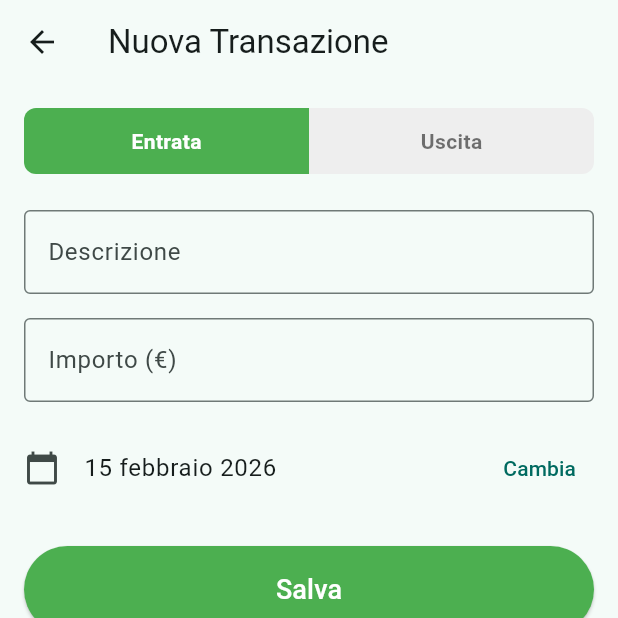
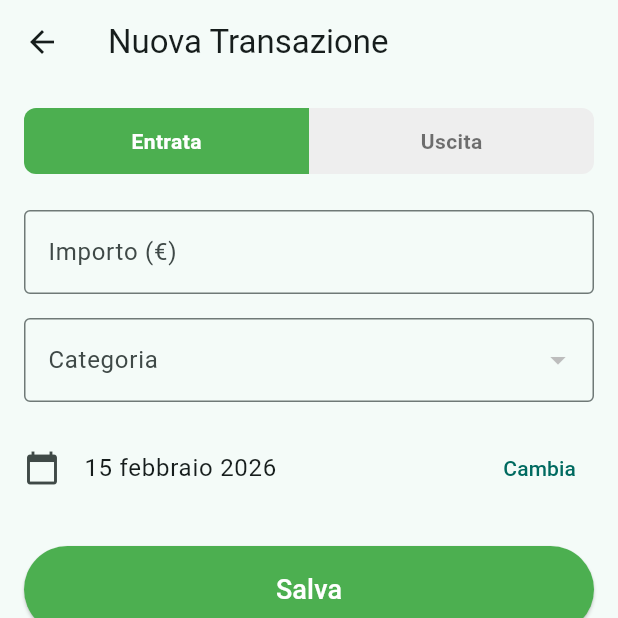
Before and after one commit to NormalCrazy000/budget_fuck, a Flutter app: the screen it shows after launch, after a tap on the "add" icon, on a phone screen of 412 x 824 dp, the top half of it. Run offline on Flutter 3.47's test engine with Material 3 defaults, Android fonts, the phone set to English and light mode, and no system bars; our stand-ins replace hive, hive_flutter; accounts and stored records are empty.

Commit message:
feat: Implement category management with a dedicated screen and integrate categories into transaction and template models.

```diff
--- a/lib/main.dart
+++ b/lib/main.dart
@@ -2,15 +2,18 @@ import 'package:flutter/material.dart';
 import 'package:hive_flutter/hive_flutter.dart';
 import 'package:intl/date_symbol_data_local.dart';
 import 'package:provider/provider.dart';
+import 'models/category.dart';
 import 'models/transaction.dart';
 import 'models/transaction_template.dart';
+import 'providers/category_provider.dart';
 import 'providers/template_provider.dart';
 import 'providers/transaction_provider.dart';
 import 'screens/home_screen.dart';
 
 /// Entry point dell'applicazione.
 /// Inizializza Hive (database locale), registra i TypeAdapter per i modelli
-/// Transaction e TransactionTemplate, carica la localizzazione italiana e avvia l'app.
+/// Transaction, TransactionTemplate e Category, carica la localizzazione
+/// italiana e avvia l'app.
 void main() async {
   WidgetsFlutterBinding.ensureInitialized();
 
@@ -24,10 +27,14 @@ void main() async {
   if (!Hive.isAdapterRegistered(1)) {
     Hive.registerAdapter(TransactionTemplateAdapter());
   }
+  if (!Hive.isAdapterRegistered(2)) {
+    Hive.registerAdapter(CategoryAdapter());
+  }
 
   // Apre i box (li crea se non esistono)
   await Hive.openBox<Transaction>('transactions');
   await Hive.openBox<TransactionTemplate>('templates');
+  await Hive.openBox<Category>('categories');
 
   // Inizializza i dati di formattazione per la lingua italiana (date, mesi)
   await initializeDateFormatting('it');
@@ -37,8 +44,8 @@ void main() async {
 
 /// Widget radice dell'applicazione.
 /// Configura il [MultiProvider] per lo state management globale
-/// (TransactionProvider + TemplateProvider) e definisce il tema
-/// Material 3 con colore primario teal.
+/// (TransactionProvider + TemplateProvider + CategoryProvider) e definisce
+/// il tema Material 3 con colore primario teal.
 class BudgetApp extends StatelessWidget {
   const BudgetApp({super.key});
 
@@ -48,6 +55,7 @@ class BudgetApp extends StatelessWidget {
       providers: [
         ChangeNotifierProvider(create: (_) => TransactionProvider()),
         ChangeNotifierProvider(create: (_) => TemplateProvider()),
+        ChangeNotifierProvider(create: (_) => CategoryProvider()),
       ],
       child: MaterialApp(
         title: 'Budget Tracker',
--- /dev/null
+++ b/lib/models/category.dart
@@ -0,0 +1,30 @@
+import 'package:hive/hive.dart';
+
+part 'category.g.dart';
+
+/// Modello che rappresenta una categoria di transazione.
+///
+/// Le categorie sono condivise tra entrate e uscite e vengono
+/// selezionate dall'utente al momento della creazione di una transazione
+/// o di un template.
+///
+/// Estende [HiveObject] per il supporto alla persistenza locale.
+/// Il [TypeAdapter] viene generato automaticamente da `hive_generator`
+/// tramite il file `category.g.dart`.
+///
+/// Campi:
+/// - [id]: identificativo univoco (timestamp in millisecondi)
+/// - [name]: nome della categoria (es. "Alimentari", "Trasporti")
+@HiveType(typeId: 2)
+class Category extends HiveObject {
+  @HiveField(0)
+  final String id;
+
+  @HiveField(1)
+  final String name;
+
+  Category({
+    required this.id,
+    required this.name,
+  });
+}
--- a/lib/models/transaction.dart
+++ b/lib/models/transaction.dart
@@ -10,18 +10,17 @@ part 'transaction.g.dart';
 ///
 /// Campi:
 /// - [id]: identificativo univoco (timestamp in millisecondi)
-/// - [title]: descrizione della transazione (es. "Stipendio", "Affitto")
 /// - [amount]: importo in euro (sempre positivo, il segno è dato da [isIncome])
 /// - [isIncome]: true = entrata, false = uscita
 /// - [date]: data della transazione, usata per il filtro mensile
-/// - [category]: categoria opzionale per raggruppamenti futuri
+/// - [category]: categoria della transazione (obbligatoria, scelta da [CategoryProvider])
+///
+/// Nota: il campo [HiveField(1)] (ex title) non è più utilizzato ma viene
+/// mantenuto nell'adapter per retrocompatibilità con dati esistenti su Hive.
 @HiveType(typeId: 0)
 class Transaction extends HiveObject {
   @HiveField(0)
   final String id;
-
-  @HiveField(1)
-  final String title;
 
   @HiveField(2)
   final double amount;
@@ -33,14 +32,13 @@ class Transaction extends HiveObject {
   final DateTime date;
 
   @HiveField(5)
-  final String? category;
+  final String category;
 
   Transaction({
     required this.id,
-    required this.title,
     required this.amount,
     required this.isIncome,
     required this.date,
-    this.category,
+    required this.category,
   });
 }
--- a/lib/models/transaction_template.dart
+++ b/lib/models/transaction_template.dart
@@ -14,17 +14,16 @@ part 'transaction_template.g.dart';
 ///
 /// Campi:
 /// - [id]: identificativo univoco (timestamp in millisecondi)
-/// - [title]: descrizione del template (es. "Stipendio", "Affitto")
 /// - [amount]: importo in euro (sempre positivo, il segno è dato da [isIncome])
 /// - [isIncome]: true = entrata, false = uscita
-/// - [category]: categoria opzionale per raggruppamenti futuri
+/// - [category]: categoria del template (obbligatoria, scelta da [CategoryProvider])
+///
+/// Nota: il campo [HiveField(1)] (ex title) non è più utilizzato ma viene
+/// mantenuto nell'adapter per retrocompatibilità con dati esistenti su Hive.
 @HiveType(typeId: 1)
 class TransactionTemplate extends HiveObject {
   @HiveField(0)
   final String id;
-
-  @HiveField(1)
-  final String title;
 
   @HiveField(2)
   final double amount;
@@ -33,13 +32,12 @@ class TransactionTemplate extends HiveObject {
   final bool isIncome;
 
   @HiveField(4)
-  final String? category;
+  final String category;
 
   TransactionTemplate({
     required this.id,
-    required this.title,
     required this.amount,
     required this.isIncome,
-    this.category,
+    required this.category,
   });
 }
--- /dev/null
+++ b/lib/providers/category_provider.dart
@@ -0,0 +1,56 @@
+// hide Category per evitare conflitto con l'omonima classe di Flutter
+import 'package:flutter/foundation.dart' hide Category;
+import 'package:hive/hive.dart';
+import '../models/category.dart';
+
+/// Provider per la gestione delle categorie di transazione.
+///
+/// Gestisce lo stato delle categorie tramite [ChangeNotifier]:
+/// - CRUD delle categorie (add/delete) con persistenza su Hive
+/// - Getter con ordinamento alfabetico
+/// - Validazione duplicati (case-insensitive)
+///
+/// Viene iniettato nell'albero dei widget tramite [MultiProvider]
+/// e i widget lo consumano con `context.watch` o `context.read`.
+class CategoryProvider extends ChangeNotifier {
+  static const String _boxName = 'categories';
+  late Box<Category> _box;
+
+  CategoryProvider() {
+    // Recupera il box già aperto in main.dart
+    _box = Hive.box<Category>(_boxName);
+  }
+
+  /// Restituisce tutte le categorie ordinate alfabeticamente (case-insensitive).
+  List<Category> get categories {
+    final list = _box.values.toList();
+    list.sort((a, b) => a.name.toLowerCase().compareTo(b.name.toLowerCase()));
+    return list;
+  }
+
+  /// Crea e salva una nuova categoria nel database locale.
+  /// Il nome viene trimmato prima del salvataggio.
+  /// L'id viene generato dal timestamp corrente in millisecondi.
+  Future<void> addCategory(String name) async {
+    final category = Category(
+      id: DateTime.now().millisecondsSinceEpoch.toString(),
+      name: name.trim(),
+    );
+    await _box.put(category.id, category);
+    notifyListeners();
+  }
+
+  /// Elimina una categoria dal database tramite il suo id.
+  Future<void> deleteCategory(String id) async {
+    await _box.delete(id);
+    notifyListeners();
+  }
+
+  /// Verifica se esiste già una categoria con lo stesso nome.
+  /// Il confronto è case-insensitive e ignora spazi iniziali/finali.
+  bool categoryExists(String name) {
+    return _box.values.any(
+      (c) => c.name.toLowerCase() == name.trim().toLowerCase(),
+    );
+  }
+}
--- a/lib/screens/add_transaction_screen.dart
+++ b/lib/screens/add_transaction_screen.dart
@@ -2,13 +2,14 @@ import 'package:flutter/material.dart';
 import 'package:intl/intl.dart';
 import 'package:provider/provider.dart';
 import '../models/transaction.dart';
+import '../providers/category_provider.dart';
 import '../providers/transaction_provider.dart';
 
 /// Schermata per aggiungere una nuova transazione (entrata o uscita).
 ///
 /// Contiene un form con:
 /// - Toggle entrata/uscita (verde/rosso)
-/// - Campo descrizione con validazione
+/// - Dropdown categoria (obbligatorio, popolato da [CategoryProvider])
 /// - Campo importo numerico con validazione
 /// - Selettore data con DatePicker nativo
 /// - Pulsante salva che persiste su Hive e torna alla home
@@ -21,14 +22,32 @@ class AddTransactionScreen extends StatefulWidget {
 
 class _AddTransactionScreenState extends State<AddTransactionScreen> {
   final _formKey = GlobalKey<FormState>();
-  final _titleController = TextEditingController();
   final _amountController = TextEditingController();
   bool _isIncome = true; // Default: entrata
   DateTime _selectedDate = DateTime.now();
+  String? _selectedCategory; // Categoria selezionata dal dropdown
+
+  // Categorie caricate una sola volta all'apertura della schermata.
+  // Non serve context.watch perché la lista non cambia mentre il form è aperto.
+  List<String> _categoryNames = [];
+  bool _categoriesLoaded = false;
+
+  @override
+  void didChangeDependencies() {
+    super.didChangeDependencies();
+    if (!_categoriesLoaded) {
+      // read: lettura one-shot, non sottoscrive a notifiche future
+      _categoryNames = context
+          .read<CategoryProvider>()
+          .categories
+          .map((c) => c.name)
+          .toList();
+      _categoriesLoaded = true;
+    }
+  }
 
   @override
   void dispose() {
-    _titleController.dispose();
     _amountController.dispose();
     super.dispose();
   }
@@ -53,10 +72,10 @@ class _AddTransactionScreenState extends State<AddTransactionScreen> {
 
     final transaction = Transaction(
       id: DateTime.now().millisecondsSinceEpoch.toString(),
-      title: _titleController.text.trim(),
       amount: double.parse(_amountController.text),
       isIncome: _isIncome,
       date: _selectedDate,
+      category: _selectedCategory!,
     );
 
     // read: accede al provider senza sottoscriversi (azione one-shot)
@@ -129,22 +148,6 @@ class _AddTransactionScreenState extends State<AddTransactionScreen> {
               ),
               const SizedBox(height: 24),
 
-              // Campo descrizione della transazione
-              TextFormField(
-                controller: _titleController,
-                decoration: const InputDecoration(
-                  labelText: 'Descrizione',
-                  border: OutlineInputBorder(),
-                ),
-                validator: (value) {
-                  if (value == null || value.trim().isEmpty) {
-                    return 'Inserisci una descrizione';
-                  }
-                  return null;
-                },
-              ),
-              const SizedBox(height: 16),
-
               // Campo importo (solo numeri con decimali)
               TextFormField(
                 controller: _amountController,
@@ -160,6 +163,32 @@ class _AddTransactionScreenState extends State<AddTransactionScreen> {
                   final amount = double.tryParse(value);
                   if (amount == null || amount <= 0) {
                     return 'Inserisci un importo valido';
+                  }
+                  return null;
+                },
+              ),
+              const SizedBox(height: 16),
+
+              // Dropdown per la selezione della categoria (obbligatoria).
+              // Usa _categoryNames caricato una volta in didChangeDependencies.
+              DropdownButtonFormField<String>(
+                initialValue: _selectedCategory,
+                decoration: const InputDecoration(
+                  labelText: 'Categoria',
+                  border: OutlineInputBorder(),
+                ),
+                items: _categoryNames
+                    .map((name) => DropdownMenuItem<String>(
+                          value: name,
+                          child: Text(name),
+                        ))
+                    .toList(),
+                onChanged: (value) {
+                  setState(() => _selectedCategory = value);
+                },
+                validator: (value) {
+                  if (value == null || value.isEmpty) {
+                    return 'Seleziona una categoria';
                   }
                   return null;
                 },
--- a/lib/screens/apply_templates_screen.dart
+++ b/lib/screens/apply_templates_screen.dart
@@ -78,7 +78,6 @@ class _ApplyTemplatesScreenState extends State<ApplyTemplatesScreen> {
       final t = templates[i];
       final transaction = Transaction(
         id: '${timestamp}_$i',
-        title: t.title,
         amount: t.amount,
         isIncome: t.isIncome,
         date: date,
@@ -204,7 +203,7 @@ class _ApplyTemplatesScreenState extends State<ApplyTemplatesScreen> {
                             color: template.isIncome ? Colors.green : Colors.red,
                           ),
                         ),
-                        title: Text(template.title),
+                        title: Text(template.category),
                         subtitle: Text(
                           '${template.isIncome ? '+' : '-'}${currencyFormat.format(template.amount)}',
                           style: TextStyle(
--- a/lib/screens/home_screen.dart
+++ b/lib/screens/home_screen.dart
@@ -5,6 +5,7 @@ import '../providers/transaction_provider.dart';
 import '../widgets/transaction_tile.dart';
 import 'add_transaction_screen.dart';
 import 'apply_templates_screen.dart';
+import 'categories_screen.dart';
 import 'templates_screen.dart';
 
 /// Schermata principale dell'app.
@@ -30,6 +31,18 @@ class HomeScreen extends StatelessWidget {
         title: const Text('Budget Tracker'),
         centerTitle: true,
         actions: [
+          // Navigazione alla gestione categorie
+          IconButton(
+            icon: const Icon(Icons.category_outlined),
+            tooltip: 'Gestisci Categorie',
+            onPressed: () {
+              Navigator.of(context).push(
+                MaterialPageRoute(
+                  builder: (_) => const CategoriesScreen(),
+                ),
+              );
+            },
+          ),
           IconButton(
             icon: const Icon(Icons.list_alt),
             tooltip: 'Gestisci Template',
--- a/lib/widgets/template_tile.dart
+++ b/lib/widgets/template_tile.dart
@@ -9,7 +9,7 @@ import '../models/transaction_template.dart';
 ///
 /// Mostra:
 /// - Icona colorata (verde freccia giù per entrate, rosso freccia su per uscite)
-/// - Titolo del template
+/// - Nome della categoria come titolo
 /// - Tipo: "Entrata" o "Uscita"
 /// - Importo con segno + o - e colore verde/rosso
 ///
@@ -51,7 +51,7 @@ class TemplateTile extends StatelessWidget {
             color: template.isIncome ? Colors.green : Colors.red,
           ),
         ),
-        title: Text(template.title),
+        title: Text(template.category),
         // Al posto della data, mostra il tipo di transazione
         subtitle: Text(template.isIncome ? 'Entrata' : 'Uscita'),
         // Importo formattato con segno e colore
--- a/lib/widgets/transaction_tile.dart
+++ b/lib/widgets/transaction_tile.dart
@@ -6,8 +6,8 @@ import '../models/transaction.dart';
 ///
 /// Mostra:
 /// - Icona colorata (verde freccia giù per entrate, rosso freccia su per uscite)
-/// - Titolo della transazione
-/// - Data in formato dd/MM/yyyy
+/// - Nome della categoria come titolo
+/// - Data in formato dd/MM/yyyy come sottotitolo
 /// - Importo con segno + o - e colore verde/rosso
 ///
 /// Supporta swipe da destra a sinistra per eliminare (Dismissible).
@@ -49,7 +49,7 @@ class TransactionTile extends StatelessWidget {
             color: transaction.isIncome ? Colors.green : Colors.red,
           ),
         ),
-        title: Text(transaction.title),
+        title: Text(transaction.category),
         subtitle: Text(dateFormat.format(transaction.date)),
         // Importo formattato con segno e colore
         trailing: Text(
```
Also changed, not shown: lib/screens/add_template_screen.dart (+49 -20 lines), lib/screens/categories_screen.dart (added, +140 -0 lines), lib/models/category.g.dart (added), lib/models/transaction.g.dart, lib/models/transaction_template.g.dart, 2 other files.
